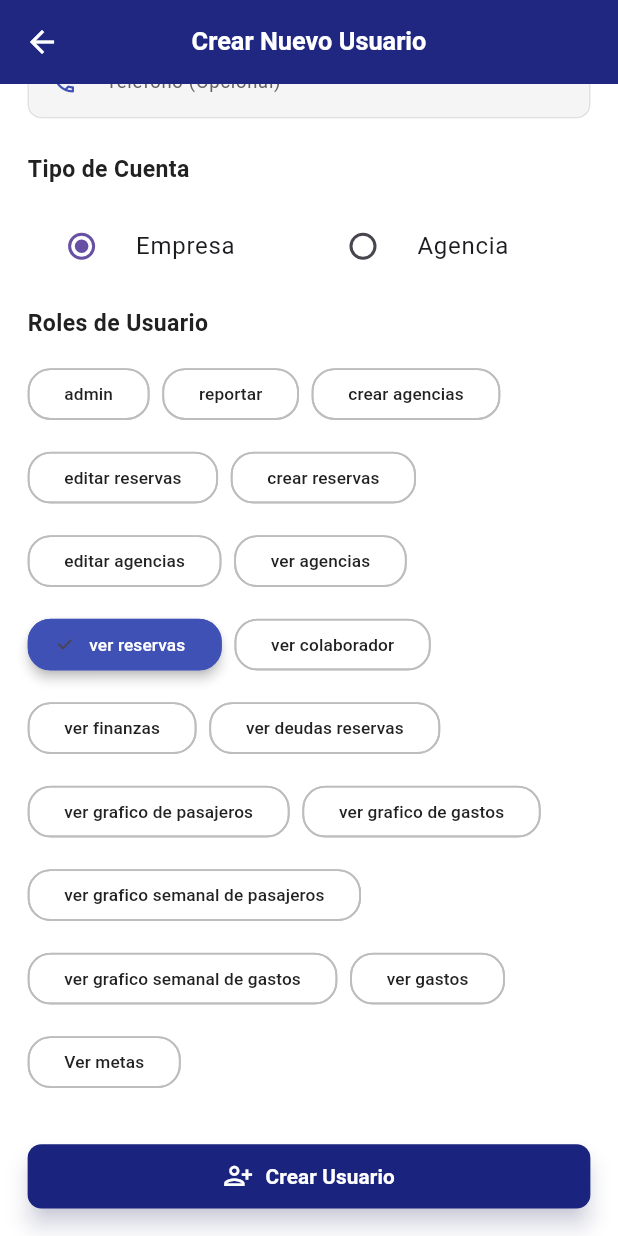
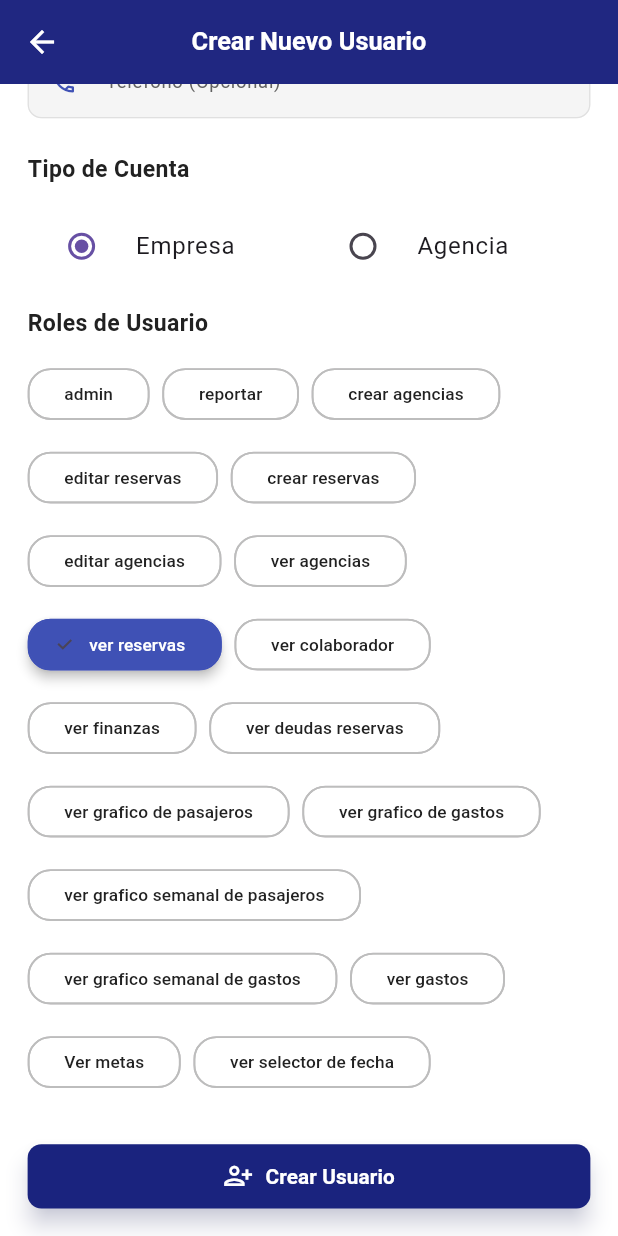
Before and after one commit to Jonathan03R/city_tours_cartagena, a Flutter app: the CreateUserScreen screen opened directly, scrolled down 278 dp, on a phone screen of 412 x 824 dp. Run offline on Flutter 3.47's test engine with Material 3 defaults, Android fonts, the phone set to English and light mode, and no system bars; our stand-ins replace cloud_firestore, connectivity_plus, firebase_auth, firebase_core, firebase_messaging, flutter_local_notifications and 8 more; accounts and stored records are empty.

Commit message:
fix: mejirar permisos

```diff
--- a/lib/core/models/permisos.dart
+++ b/lib/core/models/permisos.dart
@@ -58,4 +58,6 @@ enum Permission {
 
 
   ver_historial,
+
+  ver_selector_fecha,
 }
--- a/lib/core/models/roles.dart
+++ b/lib/core/models/roles.dart
@@ -39,6 +39,7 @@ class Roles {
   static const String verCardGastos = "ver gastos";
   static const String verGraficoSemanalPasajero = "ver grafico semanal de pasajeros";
   static const String verGraficoSemanalGastos = "ver grafico semanal de gastos";
+  static const String verSelectorFecha = "ver selector de fecha";
 
   static List<String> get allRoles => [
         admin,
@@ -58,7 +59,8 @@ class Roles {
         verGraficoSemanalPasajero,
         verGraficoSemanalGastos,
         verCardGastos,
-        verCardMetas
+        verCardMetas,
+        verSelectorFecha
       ];
 
 }
--- a/lib/core/services/permission_service.dart
+++ b/lib/core/services/permission_service.dart
@@ -127,6 +127,10 @@ class PermissionService {
       // Define permisos específicos para el rol 'crearReservas'
     ],
 
+    Roles.verSelectorFecha: [
+      Permission.ver_selector_fecha,
+    ],
+
 
   };
 
--- a/lib/main.dart
+++ b/lib/main.dart
@@ -28,9 +28,9 @@ Future<void> _firebaseBackgroundHandler(RemoteMessage message) async {
   debugPrint(
     '🔔 Notificación en segundo plano: ${message.notification?.title}',
   );
-  print(
-    '📝 apps en este isolate: ${Firebase.apps.map((a) => a.name).toList()}',
-  );
+  // print(
+  //   '📝 apps en este isolate: ${Firebase.apps.map((a) => a.name).toList()}',
+  // );
 }
 
 Future<void> main() async {
--- a/lib/screens/main_screens.dart
+++ b/lib/screens/main_screens.dart
@@ -8,7 +8,6 @@ import 'package:citytourscartagena/core/controller/gastos_controller.dart';
 import 'package:citytourscartagena/core/controller/reportes_controller.dart';
 import 'package:citytourscartagena/core/controller/reservas_controller.dart';
 import 'package:citytourscartagena/core/models/agencia.dart';
-import 'package:citytourscartagena/core/models/enum/tipo_turno.dart';
 import 'package:citytourscartagena/core/models/permisos.dart';
 import 'package:citytourscartagena/core/widgets/debt_summary_by_turno.dart';
 import 'package:citytourscartagena/core/widgets/sidebar/agencies_stats_section.dart';
@@ -34,7 +33,6 @@ class MainScreen extends StatefulWidget {
 class _MainScreenState extends State<MainScreen> {
   final GlobalKey<ScaffoldState> _scaffoldKey = GlobalKey<ScaffoldState>();
   int _currentIndex = 0; // 0=Reservas,1=Agencias,2=Colaboradores
-  TurnoType? _turnoSeleccionado; // turno elegido
   StreamSubscription<List<AgenciaConReservas>>? _agenciasPreloadSubscription;
 
   // Controlador para el search de agencias
--- a/lib/screens/reportes/vista_reportes.dart
+++ b/lib/screens/reportes/vista_reportes.dart
@@ -490,7 +490,8 @@ class _ReportesViewState extends State<ReportesView>
                               );
                             }
                           },
-                          child: Padding(
+                           child: authRole.hasPermission(Permission.ver_selector_fecha)
+                              ?   Padding(
                                 padding: EdgeInsets.symmetric(
                                   horizontal: 12.w,
                                   vertical: 8.h,
@@ -514,7 +515,7 @@ class _ReportesViewState extends State<ReportesView>
                                     ),
                                   ],
                                 ),
-                          ),
+                              ) : SizedBox.shrink(),
                         ),
                       ),
                     ),
@@ -578,7 +579,7 @@ class _ReportesViewState extends State<ReportesView>
                     ),
                   ],
                   if (authRole.hasPermission(
-                    Permission.ver_graficos_pasajeros_semanal,
+                    Permission.ver_graficos_gastos_semanal,
                   )) ...[
                     SizedBox(height: 32.h),
                     ModernGraficoGananciasSemanal(
@@ -749,6 +750,7 @@ class _ReportesViewState extends State<ReportesView>
               authRole: authRole,
             ),
           ),
+        if (authRole.hasPermission(Permission.ver_cards_metas) && authRole.hasPermission(Permission.ver_cards_gastos))
           SizedBox(width: 16.w),
         if (authRole.hasPermission(Permission.ver_cards_gastos))
           Expanded(
--- a/lib/screens/reportes/widget_reportes/grafico_comparacion.dart
+++ b/lib/screens/reportes/widget_reportes/grafico_comparacion.dart
@@ -21,7 +21,7 @@ class ModernGraficoComparacion extends StatelessWidget {
   Widget build(BuildContext context) {
     if (datos.isEmpty) {
       return ModernCard(
-        child: Container(
+        child: SizedBox(
           height: 300.h,
           child: Column(
             mainAxisAlignment: MainAxisAlignment.center,
@@ -49,7 +49,7 @@ class ModernGraficoComparacion extends StatelessWidget {
     return ModernCard(
       hasGradient: true,
       child: Column(
-        crossAxisAlignment: CrossAxisAlignment.start,
+        crossAxisAlignment: CrossAxisAlignment.center,
         children: [
           // Header
           Row(
@@ -77,7 +77,7 @@ class ModernGraficoComparacion extends StatelessWidget {
           ),
           SizedBox(height: 24.h),
 
-          Container(
+          SizedBox(
             height: 300.h,
             child: SfCartesianChart(
               backgroundColor: Colors.transparent,
```
Lines whose indentation alone changed are shown as unchanged.
